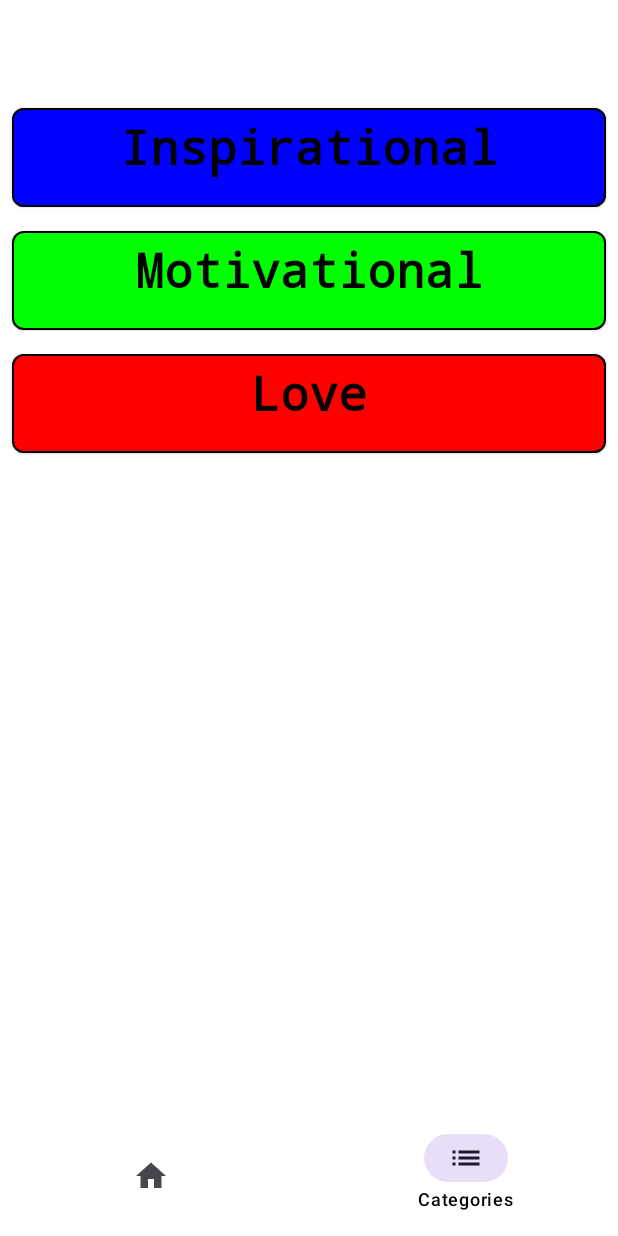
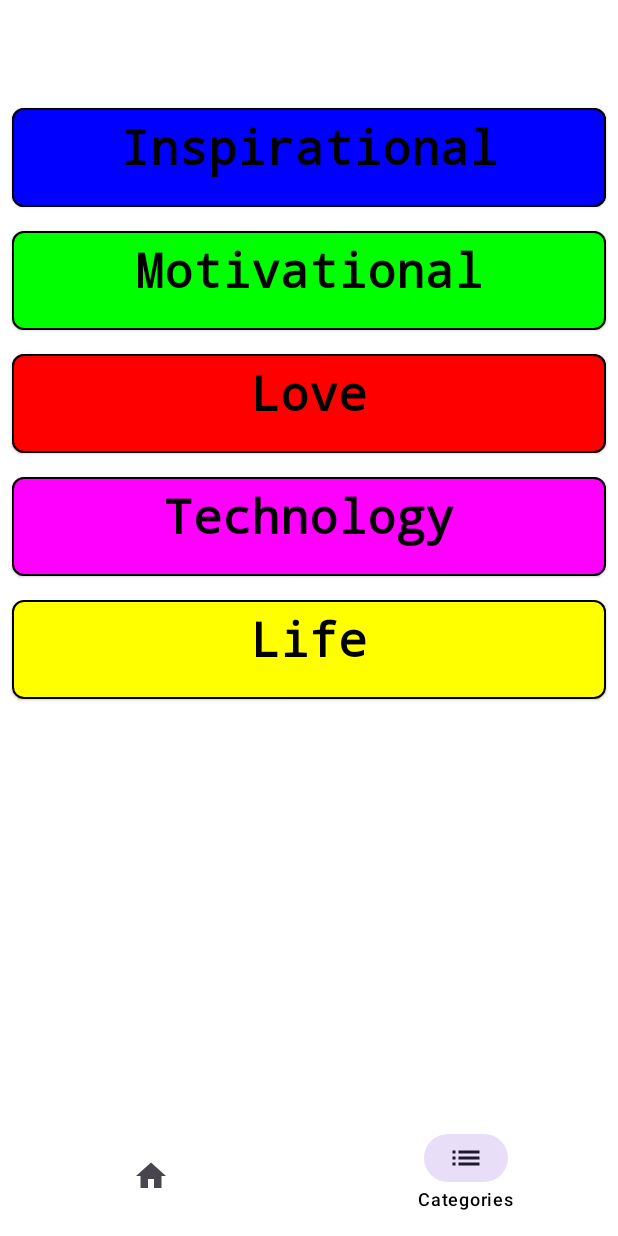
Before and after one commit to Gibo2706/QuoteApp, an Android app built with Jetpack Compose: the CategoriesView screen opened through its navigation route, on a phone screen of 412 x 824 dp. Run offline under Robolectric (Android 15) with nearby library versions, the phone set to English and light mode, and no system bars.

Commit message:
Added popup window when category is selected

```diff
--- a/app/src/main/java/com/bm/quotesapp/MainActivity.kt
+++ b/app/src/main/java/com/bm/quotesapp/MainActivity.kt
@@ -12,7 +12,7 @@ import com.bm.quotesapp.ui.theme.QuotesAppTheme
 import androidx.lifecycle.viewmodel.compose.viewModel
 import androidx.navigation.compose.currentBackStackEntryAsState
 import androidx.navigation.compose.rememberNavController
-import com.bm.quotesapp.architecture.QuotesViewModel
+import com.bm.quotesapp.architecture.home.QuotesViewModel
 import com.bm.quotesapp.navigation.AppNavGraph
 import com.bm.quotesapp.navigation.NavigationActions
 import com.bm.quotesapp.navigation.Routes
--- /dev/null
+++ b/app/src/main/java/com/bm/quotesapp/architecture/categories/CategoriesState.kt
@@ -0,0 +1,7 @@
+package com.bm.quotesapp.architecture.categories
+
+data class CategoriesState(
+    val content: String? = "",
+    val author: String? = "",
+    val tags: Array<String> = emptyArray(),
+)
--- a/app/src/main/java/com/bm/quotesapp/architecture/QuotesState.kt
+++ b/app/src/main/java/com/bm/quotesapp/architecture/home/QuotesState.kt
@@ -1,4 +1,4 @@
-package com.bm.quotesapp.architecture
+package com.bm.quotesapp.architecture.home
 
 data class QuotesState(
     val content: String? = "",
--- a/app/src/main/java/com/bm/quotesapp/architecture/QuotesViewModel.kt
+++ b/app/src/main/java/com/bm/quotesapp/architecture/home/QuotesViewModel.kt
@@ -1,4 +1,4 @@
-package com.bm.quotesapp.architecture
+package com.bm.quotesapp.architecture.home
 
 import android.content.Intent
 import android.util.Log
@@ -7,6 +7,7 @@ import androidx.compose.runtime.mutableStateOf
 import androidx.compose.runtime.setValue
 import androidx.lifecycle.MutableLiveData
 import androidx.lifecycle.ViewModel
+import com.bm.quotesapp.architecture.UIAction
 import com.bm.quotesapp.data.QuotesResponse
 import com.bm.quotesapp.listeners.QuotesResponseListener
 import com.bm.quotesapp.managers.RequestManager
@@ -36,8 +37,7 @@ class QuotesViewModel : ViewModel() {
                 Log.e("MainActivity - QuoteResponse", message)
             }
         }
-        for (i in 0..5)
-            RequestManager().getRandQuote(listener = listener)
+        RequestManager().getRandQuote(listener = listener)
     }
 
     fun onAction(action: UIAction){
--- a/app/src/main/java/com/bm/quotesapp/navigation/AppNavGraph.kt
+++ b/app/src/main/java/com/bm/quotesapp/navigation/AppNavGraph.kt
@@ -3,15 +3,15 @@ package com.bm.quotesapp.navigation
 import androidx.compose.foundation.background
 import androidx.compose.foundation.layout.fillMaxSize
 import androidx.compose.material.MaterialTheme
-import androidx.compose.material.Text
 import androidx.compose.runtime.Composable
 import androidx.compose.ui.Modifier
-import androidx.lifecycle.ViewModel
+import androidx.lifecycle.viewmodel.compose.viewModel
 import androidx.navigation.NavHostController
 import androidx.navigation.compose.NavHost
 import androidx.navigation.compose.composable
-import com.bm.quotesapp.architecture.QuotesState
-import com.bm.quotesapp.architecture.QuotesViewModel
+import com.bm.quotesapp.architecture.categories.CategoriesViewModel
+import com.bm.quotesapp.architecture.home.QuotesState
+import com.bm.quotesapp.architecture.home.QuotesViewModel
 import com.bm.quotesapp.ui.MainQuoteUI
 import com.bm.quotesapp.ui.categories.CategoriesView
 
@@ -19,7 +19,7 @@ import com.bm.quotesapp.ui.categories.CategoriesView
 fun AppNavGraph(
     state: QuotesState,
     viewModel: QuotesViewModel,
-    navController: NavHostController
+    navController: NavHostController,
 ) {
     NavHost(navController, Routes.HOME){
         composable(Routes.HOME) {
@@ -33,11 +33,15 @@ fun AppNavGraph(
             )
         }
         composable(Routes.CATEGORIES){
+            val viewModelCat = viewModel<CategoriesViewModel>()
+            val stateCat = viewModelCat.catState
             CategoriesView(
-                onAction = viewModel::onAction,
+                onAction = viewModelCat::onAction,
                 modifier = Modifier
                     .background(color = MaterialTheme.colors.background)
-                    .fillMaxSize()
+                    .fillMaxSize(),
+                catState = stateCat,
+                viewModel = viewModelCat
             )
         }
     }
--- a/app/src/main/java/com/bm/quotesapp/ui/categories/CategoriesView.kt
+++ b/app/src/main/java/com/bm/quotesapp/ui/categories/CategoriesView.kt
@@ -2,27 +2,47 @@ package com.bm.quotesapp.ui.categories
 
 import androidx.compose.foundation.BorderStroke
 import androidx.compose.foundation.clickable
+import androidx.compose.foundation.gestures.Orientation
+import androidx.compose.foundation.gestures.ScrollableState
+import androidx.compose.foundation.gestures.rememberScrollableState
+import androidx.compose.foundation.gestures.scrollable
 import androidx.compose.foundation.layout.*
 import androidx.compose.foundation.shape.RoundedCornerShape
-import androidx.compose.material.Card
-import androidx.compose.material.MaterialTheme
-import androidx.compose.material.Text
-import androidx.compose.runtime.Composable
+import androidx.compose.material.*
+import androidx.compose.runtime.*
 import androidx.compose.ui.Alignment
 import androidx.compose.ui.Modifier
 import androidx.compose.ui.graphics.Color
+import androidx.compose.ui.platform.LocalContext
 import androidx.compose.ui.text.font.FontFamily
 import androidx.compose.ui.text.font.FontWeight
 import androidx.compose.ui.text.style.TextAlign
 import androidx.compose.ui.unit.dp
 import androidx.compose.ui.unit.sp
+import androidx.lifecycle.viewmodel.compose.viewModel
 import com.bm.quotesapp.architecture.UIAction
+import com.bm.quotesapp.architecture.categories.CategoriesState
+import com.bm.quotesapp.architecture.categories.CategoriesViewModel
+import kotlinx.coroutines.Delay
+import kotlinx.coroutines.InternalCoroutinesApi
+import kotlinx.coroutines.coroutineScope
+import kotlinx.coroutines.delay
+import java.util.*
+import kotlin.concurrent.timer
 
+@OptIn(InternalCoroutinesApi::class)
 @Composable
 fun CategoriesView(
     modifier: Modifier = Modifier,
-    onAction: (UIAction) -> Unit
+    onAction: (UIAction) -> Unit,
+    viewModel: CategoriesViewModel,
+    catState: CategoriesState,
 ){
+    val openDialog = remember {
+        mutableStateOf(false)
+    }
+
+
     Box(
         modifier = modifier,
         contentAlignment = Alignment.TopStart
@@ -39,6 +59,7 @@ fun CategoriesView(
                     .padding(8.dp)
                     .clickable(onClick = {
                         onAction(UIAction.CategorySelected("Inspirational"))
+                        openDialog.value = true
                     })
                     .aspectRatio(6f),
                 shape = RoundedCornerShape(8.dp),
@@ -64,6 +85,8 @@ fun CategoriesView(
                     .padding(8.dp)
                     .clickable(onClick = {
                         onAction(UIAction.CategorySelected("Motivational"))
+                        openDialog.value = true
+
                     })
                     .aspectRatio(6f),
                 shape = RoundedCornerShape(8.dp),
@@ -89,6 +112,8 @@ fun CategoriesView(
                     .padding(8.dp)
                     .clickable(onClick = {
                         onAction(UIAction.CategorySelected("Love"))
+                        openDialog.value = true
+
                     })
                     .aspectRatio(6f),
                 shape = RoundedCornerShape(8.dp),
@@ -110,6 +135,95 @@ fun CategoriesView(
                 )
             }
 
+            Card(
+                modifier = Modifier
+                    .padding(8.dp)
+                    .clickable(onClick = {
+                        onAction(UIAction.CategorySelected("Technology"))
+                        openDialog.value = true
+
+                    })
+                    .aspectRatio(6f),
+                shape = RoundedCornerShape(8.dp),
+                backgroundColor = Color.Magenta,
+                border = BorderStroke(
+                    color = MaterialTheme.colors.onBackground,
+                    width = 1.dp
+                )
+            ) {
+                Text(
+                    text = "Technology",
+                    modifier = Modifier.padding(8.dp),
+                    style = MaterialTheme.typography.body1,
+                    color = MaterialTheme.colors.onBackground,
+                    textAlign = TextAlign.Center,
+                    fontFamily = FontFamily.Monospace,
+                    fontSize = 32.sp,
+                    fontWeight = FontWeight.Bold,
+                )
+            }
+            Card(
+                modifier = Modifier
+                    .padding(8.dp)
+                    .clickable(onClick = {
+                        onAction(UIAction.CategorySelected("Life"))
+                        openDialog.value = true
+
+                    })
+                    .aspectRatio(6f),
+                shape = RoundedCornerShape(8.dp),
+                backgroundColor = Color.Yellow,
+                border = BorderStroke(
+                    color = MaterialTheme.colors.onBackground,
+                    width = 1.dp
+                )
+            ) {
+                Text(
+                    text = "Life",
+                    modifier = Modifier.padding(8.dp),
+                    style = MaterialTheme.typography.body1,
+                    color = MaterialTheme.colors.onBackground,
+                    textAlign = TextAlign.Center,
+                    fontFamily = FontFamily.Monospace,
+                    fontSize = 32.sp,
+                    fontWeight = FontWeight.Bold,
+                )
+            }
+        }
+        val mContext = LocalContext.current
+        if(openDialog.value){
+            AlertDialog(
+                onDismissRequest = {
+                    openDialog.value = false
+                },
+                title = {
+                    if(catState.tags.isNotEmpty())
+                        Text(text = catState.tags.last().uppercase())
+                    else
+                        Text(text = "No Category Selected")
+                },
+                text = {
+                    Text(text = catState.content + " - " + catState.author)
+                },
+                confirmButton = {
+                    Button(onClick = {
+                        openDialog.value = false
+                        onAction(UIAction.ShareQuote(mContext))
+                    }) {
+                        Text(text = "Share")
+                    }
+                },
+                dismissButton = {
+                    Button(onClick = {
+                        openDialog.value = false
+                    }) {
+                        Text(text = "Close")
+                    }
+                },
+                backgroundColor = MaterialTheme.colors.background,
+                contentColor = MaterialTheme.colors.onBackground,
+                shape = RoundedCornerShape(8.dp)
+            )
         }
     }
 }
--- a/app/src/main/java/com/bm/quotesapp/ui/home/MainQuoteUI.kt
+++ b/app/src/main/java/com/bm/quotesapp/ui/home/MainQuoteUI.kt
@@ -18,7 +18,7 @@ import androidx.compose.ui.unit.IntOffset
 import androidx.compose.ui.unit.dp
 import androidx.compose.ui.unit.sp
 import androidx.lifecycle.ViewModel
-import com.bm.quotesapp.architecture.QuotesState
+import com.bm.quotesapp.architecture.home.QuotesState
 import com.bm.quotesapp.architecture.UIAction
 
 import kotlin.math.roundToInt
```
Also changed, not shown: app/src/main/java/com/bm/quotesapp/architecture/categories/CategoriesViewModel.kt (added, +102 -0 lines), app/src/main/java/com/bm/quotesapp/managers/RequestManager.kt (+167 -0 lines).
